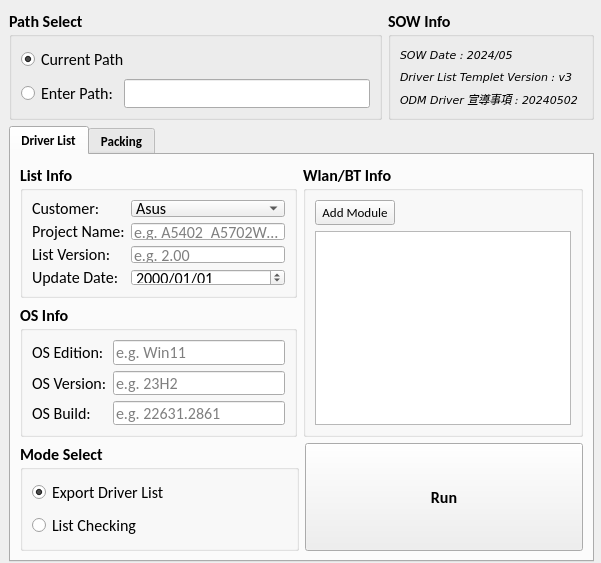
Old version of the form ui/GUI_.ui in the repository ToroSU/DL_Creator.
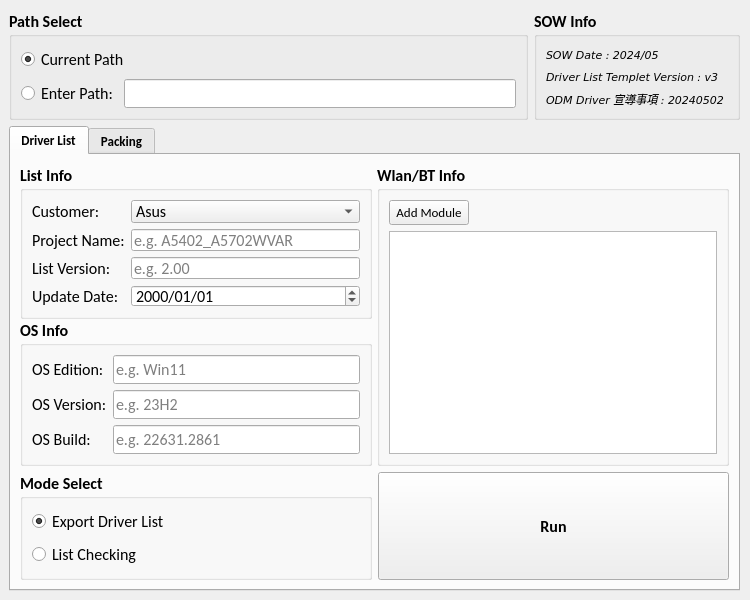
New version of the form.

```diff
--- a/ui/GUI_.ui
+++ b/ui/GUI_.ui
@@ -6,20 +6,20 @@
    <rect>
     <x>0</x>
     <y>0</y>
-    <width>601</width>
-    <height>563</height>
+    <width>750</width>
+    <height>600</height>
    </rect>
   </property>
   <property name="windowTitle">
    <string>DL Creator</string>
   </property>
-  <widget class="QWidget" name="">
+  <widget class="QWidget" name="layoutWidget">
    <property name="geometry">
     <rect>
      <x>9</x>
      <y>10</y>
-     <width>585</width>
-     <height>552</height>
+     <width>731</width>
+     <height>581</height>
     </rect>
    </property>
    <layout class="QGridLayout" name="gridLayout_21">
@@ -194,6 +194,9 @@
          <layout class="QGridLayout" name="gridLayout_19">
           <item row="0" column="0">
            <layout class="QGridLayout" name="gridLayout_14">
+            <property name="horizontalSpacing">
+             <number>5</number>
+            </property>
             <item row="0" column="0">
              <layout class="QGridLayout" name="gridLayout_13">
               <item row="0" column="0">
@@ -473,7 +476,7 @@
             <item row="0" column="1">
              <widget class="QGroupBox" name="groupBox_4">
               <property name="sizePolicy">
-               <sizepolicy hsizetype="Fixed" vsizetype="Preferred">
+               <sizepolicy hsizetype="Preferred" vsizetype="Preferred">
                 <horstretch>0</horstretch>
                 <verstretch>0</verstretch>
                </sizepolicy>
@@ -517,6 +520,12 @@
                  </item>
                  <item row="1" column="0">
                   <widget class="QTableView" name="tableView_wlanbt">
+                   <property name="sizePolicy">
+                    <sizepolicy hsizetype="Expanding" vsizetype="Expanding">
+                     <horstretch>0</horstretch>
+                     <verstretch>0</verstretch>
+                    </sizepolicy>
+                   </property>
                    <property name="font">
                     <font>
                      <family>Calibri</family>
```
